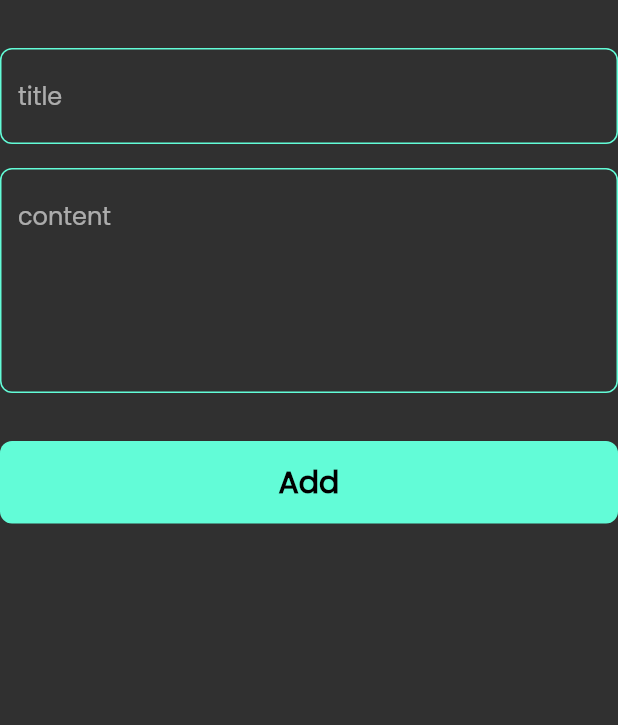
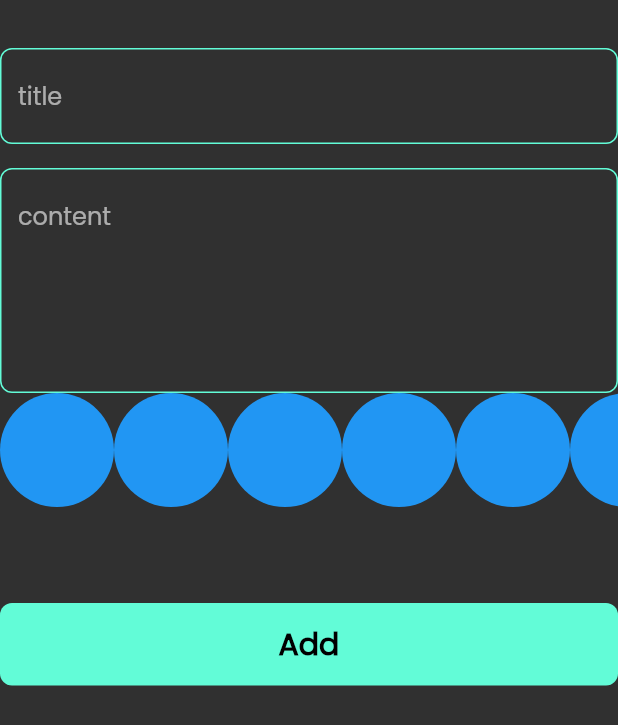
Before and after one commit to baraa1999/notesapp, a Flutter app: the AddNoteForm widget shown alone on an empty page, opened directly, on a phone screen of 412 x 824 dp. Shown: the top 725 px of the screen. Run offline on Flutter 3.47's test engine with Material 2 defaults, Android fonts, the phone set to English and light mode, and no system bars; our stand-ins replace bloc, flutter_bloc, font_awesome_flutter, hive, hive_flutter; accounts and stored records are empty.

Commit message:
create colors list view part 1

```diff
--- a/lib/views/widget/add_note_form.dart
+++ b/lib/views/widget/add_note_form.dart
@@ -3,6 +3,7 @@ import 'package:flutter_bloc/flutter_bloc.dart';
 import 'package:intl/intl.dart';
 import 'package:notesapp/add_note_cubit/add_notes_cubit.dart';
 import 'package:notesapp/models/note_model.dart';
+import 'color_list_view.dart';
 import 'custom_button.dart';
 import 'custom_text_field.dart';
 class AddNoteForm extends StatefulWidget {
@@ -42,14 +43,17 @@ class _AddNoteFormState extends State<AddNoteForm> {
             hint: 'content',
             maxLines: 5,
           ),
+         const ColorListVeiw(),
+          const SizedBox(
+            height: 32,
+          ),
           const SizedBox(height: 32,),
           BlocBuilder<AddNotesCubit, AddNotesState>(
           builder: (context, state) {
            return CustomButton(
             isLoading: state is AddNoteLoading ? true : false,
             onTap: (){
-              if(
-              formKey.currentState!.validate())
+              if(formKey.currentState!.validate())
               {
                 formKey.currentState!.save();
                 var currentData = DateTime.now();
--- /dev/null
+++ b/lib/views/widget/color_list_view.dart
@@ -0,0 +1,33 @@
+import 'package:flutter/material.dart';
+
+class ColorItem extends StatelessWidget {
+  const ColorItem({super.key});
+
+  @override
+  Widget build(BuildContext context) {
+    return const CircleAvatar(
+      backgroundColor: Colors.blue,
+      radius: 38,
+    );
+  }
+}
+
+class ColorListVeiw extends StatelessWidget {
+  const ColorListVeiw({super.key});
+
+  @override
+  Widget build(BuildContext context) {
+    return  SizedBox(
+      height: 38 * 2,
+      child: ListView.builder(
+          itemCount: 10,
+          scrollDirection: Axis.horizontal,
+          itemBuilder: (context,index)
+          {
+            return const ColorItem();
+          }
+
+      ),
+    );
+  }
+}
```
